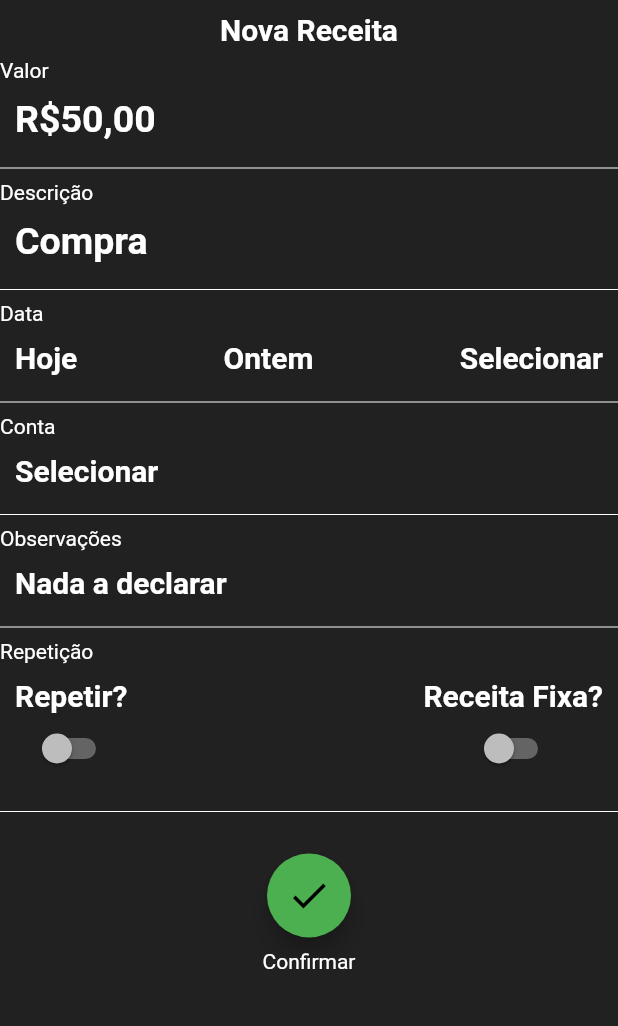
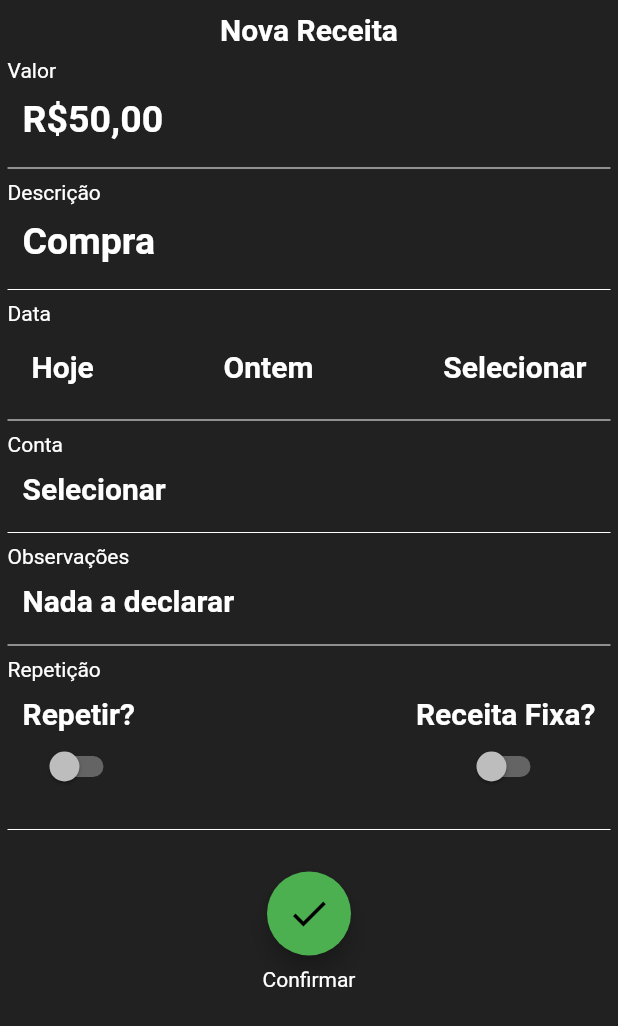
Before and after one commit to Mateus3578/CurrencyManager, a Flutter app: the NewRevenue screen opened directly, on a phone screen of 412 x 824 dp. Shown: the top 1026 px of the screen. Run offline on Flutter 3.47's test engine with Material 2 defaults, Android fonts, the light colour scheme and no system bars.

Commit message:
Update new_revenue.dart
+ Detalhe ao selecionar um botão (datas)

+Edição na margem

```diff
--- a/lib/pages/new/new_revenue.dart
+++ b/lib/pages/new/new_revenue.dart
@@ -11,6 +11,7 @@ class NewRevenue extends StatefulWidget {
 class _NewRevenueState extends State<NewRevenue> {
   bool _isFixed = false;
   bool _isRepeatable = false;
+  String _date = "";
 
   // Pop-up com confirmação para cancelar a criação da transação
   // O ´´?? false´´ lá no final é para permitir voltar apertando fora do pop-up sem explodir tudo
@@ -126,11 +127,12 @@ class _NewRevenueState extends State<NewRevenue> {
                 ),
                 // Dados
                 Container(
+                  padding: EdgeInsets.symmetric(horizontal: 5),
                   child: Column(
                     children: [
                       Row(children: [Text("Valor")]),
                       Padding(
-                        padding: const EdgeInsets.all(10.0),
+                        padding: EdgeInsets.all(10.0),
                         child: Row(
                           children: [
                             Text(
@@ -166,25 +168,91 @@ class _NewRevenueState extends State<NewRevenue> {
                         child: Row(
                           mainAxisAlignment: MainAxisAlignment.spaceBetween,
                           children: [
-                            Text(
+                            GestureDetector(
+                              onTap: () {
+                                setState(() {
+                                  _date = "hoje";
+                                });
+                              },
+                              child: Container(
+                                decoration: _date == "hoje"
+                                    ? BoxDecoration(
+                                        borderRadius: BorderRadius.all(
+                                            Radius.circular(4)),
+                                        border: Border.all(
+                                          color: widget.color,
+                                          width: 4,
+                                        ),
+                                      )
+                                    : BoxDecoration(),
+                                child: Padding(
+                                  padding: EdgeInsets.all(6),
+                                  child: Text(
                                     "Hoje",
                                     style: TextStyle(
                                       fontWeight: FontWeight.bold,
                                       fontSize: 20,
                                     ),
                                   ),
-                            Text(
+                                ),
+                              ),
+                            ),
+                            GestureDetector(
+                              onTap: () {
+                                setState(() {
+                                  _date = "ontem";
+                                });
+                              },
+                              child: Container(
+                                decoration: _date == "ontem"
+                                    ? BoxDecoration(
+                                        borderRadius: BorderRadius.all(
+                                            Radius.circular(4)),
+                                        border: Border.all(
+                                          color: widget.color,
+                                          width: 4,
+                                        ),
+                                      )
+                                    : BoxDecoration(),
+                                child: Padding(
+                                  padding: EdgeInsets.all(6),
+                                  child: Text(
                                     "Ontem",
                                     style: TextStyle(
                                       fontWeight: FontWeight.bold,
                                       fontSize: 20,
                                     ),
                                   ),
-                            Text(
+                                ),
+                              ),
+                            ),
+                            GestureDetector(
+                              onTap: () {
+                                setState(() {
+                                  _date = "choose";
+                                });
+                              },
+                              child: Container(
+                                decoration: _date == "choose"
+                                    ? BoxDecoration(
+                                        borderRadius: BorderRadius.all(
+                                            Radius.circular(4)),
+                                        border: Border.all(
+                                          color: widget.color,
+                                          width: 4,
+                                        ),
+                                      )
+                                    : BoxDecoration(),
+                                child: Padding(
+                                  padding: EdgeInsets.all(6),
+                                  child: Text(
                                     "Selecionar",
                                     style: TextStyle(
                                       fontWeight: FontWeight.bold,
                                       fontSize: 20,
+                                    ),
+                                  ),
+                                ),
                               ),
                             ),
                           ],
```
Lines whose indentation alone changed are shown as unchanged.
